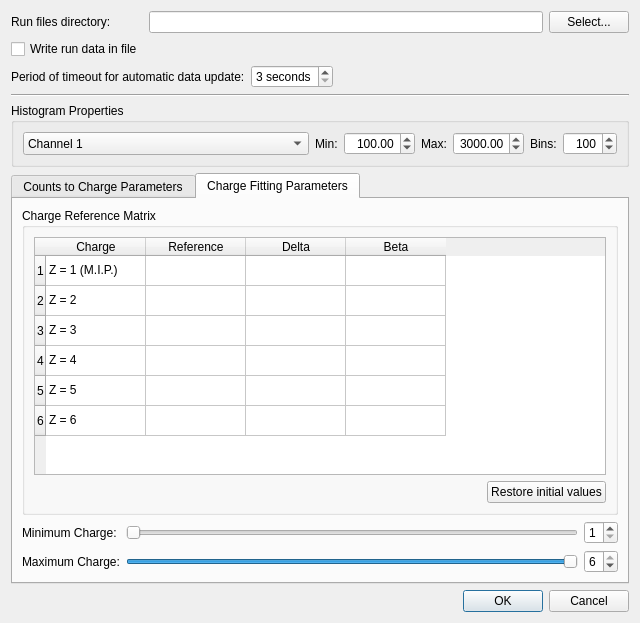
Above: settingsdialog.ui from MichaelColonel/BeamComposition-Linux before the change. Below: the same form after it.
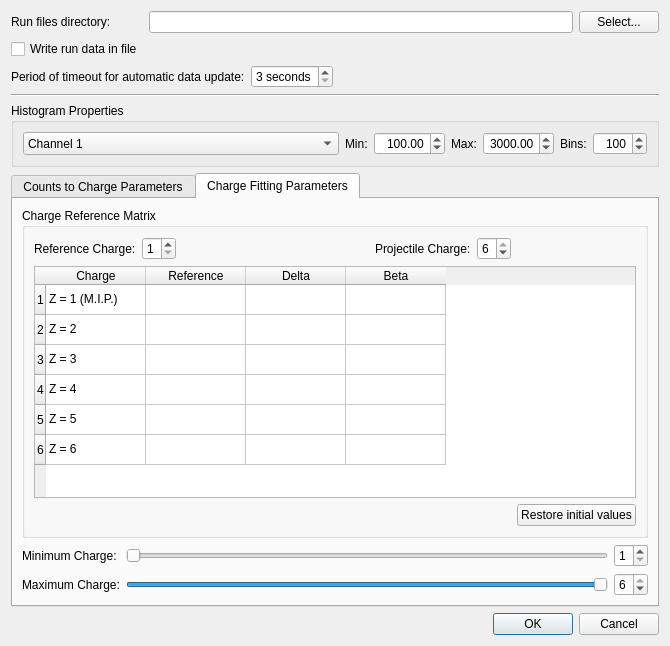
That is the form after the change. Icons and pictures are not drawn.

```diff
--- a/settingsdialog.ui
+++ b/settingsdialog.ui
@@ -6,8 +6,8 @@
    <rect>
     <x>0</x>
     <y>0</y>
-    <width>640</width>
-    <height>623</height>
+    <width>670</width>
+    <height>646</height>
    </rect>
   </property>
   <property name="windowTitle">
@@ -414,6 +414,66 @@
             </property>
            </widget>
           </item>
+          <item row="0" column="0">
+           <layout class="QHBoxLayout" name="horizontalLayout_2">
+            <item>
+             <widget class="QLabel" name="label_4">
+              <property name="sizePolicy">
+               <sizepolicy hsizetype="Preferred" vsizetype="Preferred">
+                <horstretch>0</horstretch>
+                <verstretch>0</verstretch>
+               </sizepolicy>
+              </property>
+              <property name="text">
+               <string>Reference Charge:</string>
+              </property>
+             </widget>
+            </item>
+            <item>
+             <widget class="QSpinBox" name="referenceChargeSpinBox">
+              <property name="minimum">
+               <number>1</number>
+              </property>
+              <property name="maximum">
+               <number>6</number>
+              </property>
+             </widget>
+            </item>
+            <item>
+             <spacer name="horizontalSpacer_3">
+              <property name="orientation">
+               <enum>Qt::Horizontal</enum>
+              </property>
+              <property name="sizeHint" stdset="0">
+               <size>
+                <width>40</width>
+                <height>20</height>
+               </size>
+              </property>
+             </spacer>
+            </item>
+            <item>
+             <widget class="QLabel" name="label_10">
+              <property name="text">
+               <string>Projectile Charge:</string>
+              </property>
+             </widget>
+            </item>
+            <item>
+             <widget class="QSpinBox" name="projectileChargeSpinBox">
+              <property name="minimum">
+               <number>1</number>
+              </property>
+              <property name="maximum">
+               <number>6</number>
+              </property>
+              <property name="value">
+               <number>6</number>
+              </property>
+             </widget>
+            </item>
+           </layout>
+          </item>
          </layout>
         </widget>
        </item>
```
Left out of the diff: 5 changed lines with no effect on the pictures.
